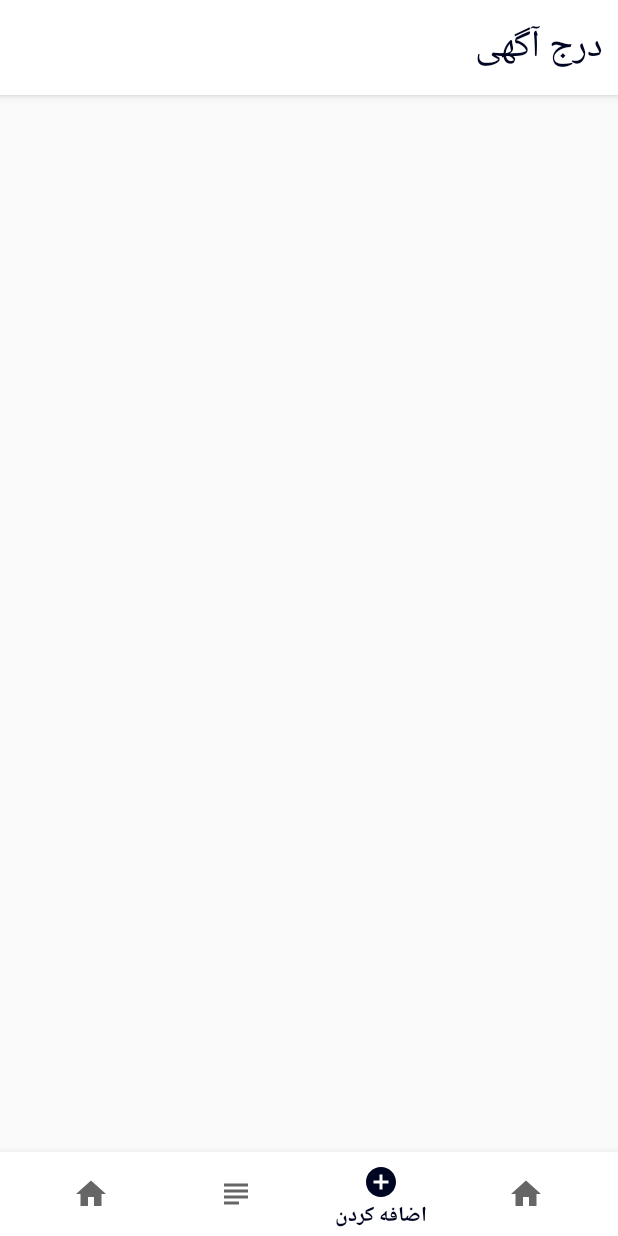
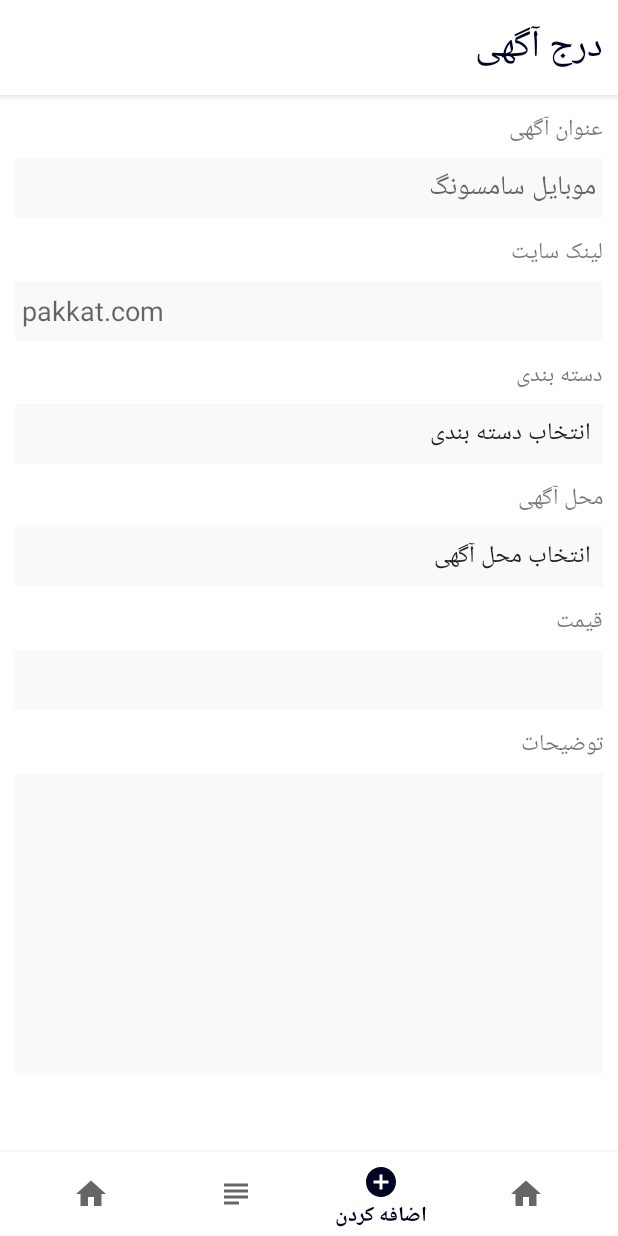
Before and after one commit to mahdi-amin/ApplicationWebsite, an Android app: the screen it shows after launch (MainActivity), item 3 of the bottom bar chosen, on a phone screen of 412 x 824 dp. Run offline under Robolectric (Android 15) with nearby library versions, the phone set to English and light mode, and no system bars; our stand-ins replace Picasso; libraries missing offline, so code that uses them is left out: com.synnapps.carouselview; pictures from the network do not load.

Commit message:
make UI fragment_add

```diff
--- a/app/src/main/res/layout/fragment_add.xml
+++ b/app/src/main/res/layout/fragment_add.xml
@@ -1,7 +1,10 @@
 <?xml version="1.0" encoding="utf-8"?>
-<LinearLayout xmlns:android="http://schemas.android.com/apk/res/android"
-    android:orientation="vertical" android:layout_width="match_parent"
-    android:layout_height="match_parent">
+<LinearLayout
+    xmlns:android="http://schemas.android.com/apk/res/android"
+    android:orientation="vertical"
+    android:layout_width="match_parent"
+    android:layout_height="match_parent"
+    android:background="#FFF">
 
     <com.google.android.material.appbar.AppBarLayout
         android:layout_width="match_parent"
@@ -16,4 +19,116 @@
                 android:padding="10dp"
                 android:layout_gravity="right"/>
     </com.google.android.material.appbar.AppBarLayout>
+    <LinearLayout
+        android:layout_width="match_parent"
+        android:layout_height="match_parent"
+        android:orientation="vertical">
+
+        <TextView
+            android:layout_width="wrap_content"
+            android:layout_height="wrap_content"
+            android:text="عنوان آگهی"
+            android:textSize="15sp"
+            android:layout_gravity="right"
+            android:layout_marginTop="10dp"
+            android:layout_marginRight="10dp"/>
+        <EditText
+            android:layout_width="match_parent"
+            android:layout_height="40dp"
+            android:layout_marginRight="10dp"
+            android:layout_marginLeft="10dp"
+            android:layout_marginTop="5dp"
+            android:inputType="text"
+            android:background="#F9F9F9"
+            android:hint=" موبایل سامسونگ"/>
+
+        <TextView
+            android:layout_width="wrap_content"
+            android:layout_height="wrap_content"
+            android:text="لینک سایت"
+            android:textSize="15sp"
+            android:layout_gravity="right"
+            android:layout_marginTop="10dp"
+            android:layout_marginRight="10dp"/>
+        <EditText
+            android:layout_width="match_parent"
+            android:layout_height="40dp"
+            android:layout_marginRight="10dp"
+            android:layout_marginLeft="10dp"
+            android:layout_marginTop="5dp"
+            android:inputType="text"
+            android:background="#F9F9F9"
+            android:hint=" pakkat.com"/>
+
+        <TextView
+            android:layout_width="wrap_content"
+            android:layout_height="wrap_content"
+            android:text="دسته بندی"
+            android:textSize="15sp"
+            android:layout_gravity="right"
+            android:layout_marginTop="10dp"
+            android:layout_marginRight="10dp"/>
+        <Spinner
+            android:layout_width="match_parent"
+            android:layout_height="40dp"
+            android:layout_marginRight="10dp"
+            android:layout_marginLeft="10dp"
+            android:layout_marginTop="5dp"
+            android:inputType="text"
+            android:background="#F9F9F9"
+            android:entries="@array/category"/>
+
+        <TextView
+            android:layout_width="wrap_content"
+            android:layout_height="wrap_content"
+            android:text="محل آگهی"
+            android:textSize="15sp"
+            android:layout_gravity="right"
+            android:layout_marginTop="10dp"
+            android:layout_marginRight="10dp"/>
+        <Spinner
+            android:layout_width="match_parent"
+            android:layout_height="40dp"
+            android:layout_marginRight="10dp"
+            android:layout_marginLeft="10dp"
+            android:layout_marginTop="5dp"
+            android:inputType="text"
+            android:background="#F9F9F9"
+            android:entries="@array/loc"/>
+
+        <TextView
+            android:layout_width="wrap_content"
+            android:layout_height="wrap_content"
+            android:text="قیمت"
+            android:textSize="15sp"
+            android:layout_gravity="right"
+            android:layout_marginTop="10dp"
+            android:layout_marginRight="10dp"/>
+        <EditText
+            android:layout_width="match_parent"
+            android:layout_height="40dp"
+            android:layout_marginRight="10dp"
+            android:layout_marginLeft="10dp"
+            android:layout_marginTop="5dp"
+            android:inputType="number"
+            android:background="#F9F9F9"/>
+
+        <TextView
+            android:layout_width="wrap_content"
+            android:layout_height="wrap_content"
+            android:text="توضیحات"
+            android:textSize="15sp"
+            android:layout_gravity="right"
+            android:layout_marginTop="10dp"
+            android:layout_marginRight="10dp"/>
+        <EditText
+            android:layout_width="match_parent"
+            android:layout_height="200dp"
+            android:layout_marginRight="10dp"
+            android:layout_marginLeft="10dp"
+            android:layout_marginTop="5dp"
+            android:background="#F9F9F9"
+            android:inputType="textMultiLine"/>
+
+    </LinearLayout>
 </LinearLayout>
--- a/app/src/main/res/values/strings.xml
+++ b/app/src/main/res/values/strings.xml
@@ -1,3 +1,21 @@
 <resources>
     <string name="app_name">پاکت</string>
+
+    <string-array name="category">
+        <item>انتخاب دسته بندی</item>
+        <item>موبایل</item>
+        <item>کامپیوتر</item>
+        <item>لوازم منزل</item>
+        <item>وسایل نقلیه</item>
+        <item>لوازم تحریر</item>
+    </string-array>
+
+    <string-array name="loc">
+        <item>انتخاب محل آگهی</item>
+        <item>صادقیه</item>
+        <item>عباس آباد</item>
+        <item>تجریش</item>
+        <item>اکباتان</item>
+        <item>پونک</item>
+    </string-array>
 </resources>
```
Also changed, not shown: 442 other files.
